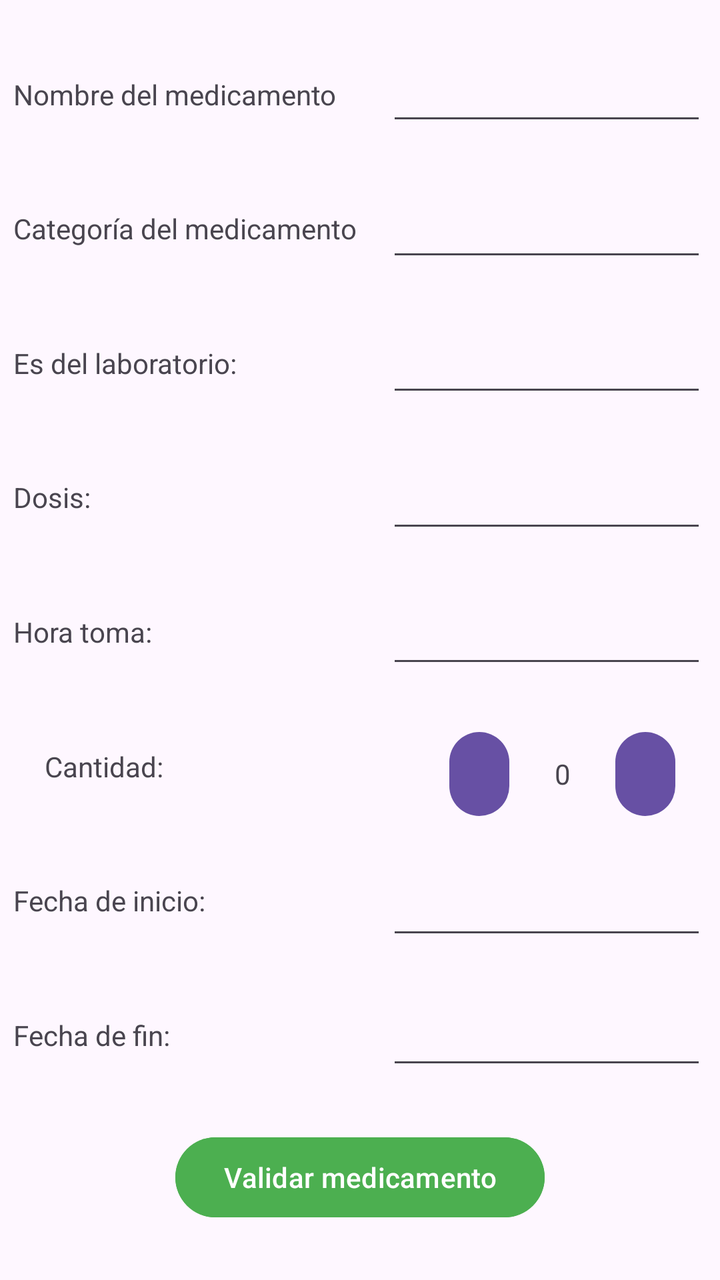
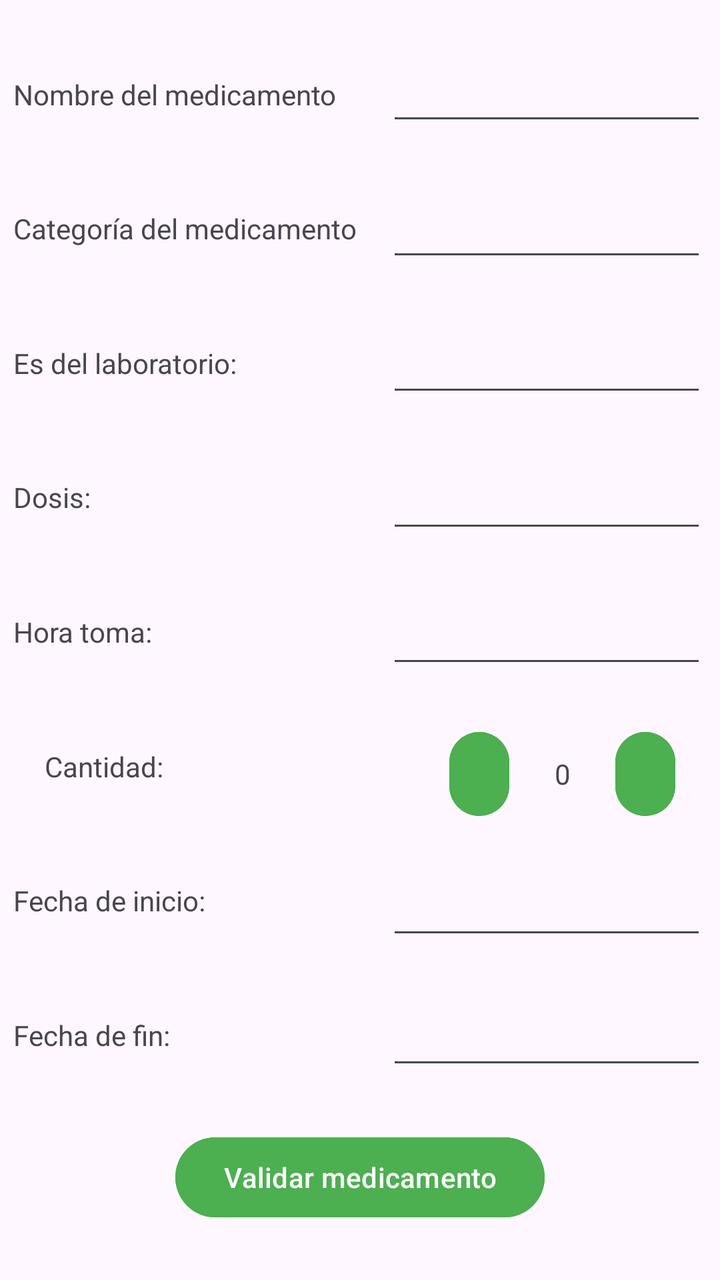

An Android layout rendered at two revisions. The XML below is the earlier revision; the diff shows what the commit changed to produce the second picture.
<!-- AndroidManifest.xml: application theme Theme.ElPastillero -->
<!-- res/layout/actiivity4.xml -->
<?xml version="1.0" encoding="utf-8"?>
<androidx.constraintlayout.widget.ConstraintLayout xmlns:android="http://schemas.android.com/apk/res/android"
    xmlns:app="http://schemas.android.com/apk/res-auto"
    xmlns:tools="http://schemas.android.com/tools"
    android:id="@+id/main"
    android:layout_width="match_parent"
    android:layout_height="match_parent"
    tools:context=".Actiivity4">

    <Button
        android:id="@+id/menos"
        android:layout_width="30dp"
        android:layout_height="50dp"
        android:clickable="true"
        android:text="-"
        android:textSize="24sp"
        app:layout_constraintBottom_toTopOf="@id/inicio"
        app:layout_constraintEnd_toStartOf="@id/cantidad"
        app:layout_constraintStart_toEndOf="@id/lbcantidad"
        app:layout_constraintTop_toBottomOf="@id/horaToma" />

    <EditText
        android:id="@+id/horaToma"
        android:layout_width="160dp"
        android:layout_height="40dp"
        android:ems="10"
        android:inputType="text"
        app:layout_constraintBottom_toTopOf="@id/cantidad"
        app:layout_constraintEnd_toEndOf="parent"
        app:layout_constraintStart_toEndOf="@id/lbHora"
        app:layout_constraintTop_toBottomOf="@id/dosis" />

    <EditText
        android:id="@+id/fin"
        android:layout_width="160dp"
        android:layout_height="40dp"
        android:ems="10"
        android:inputType="text"
        app:layout_constraintBottom_toTopOf="@id/btnValidar"
        app:layout_constraintEnd_toEndOf="parent"
        app:layout_constraintStart_toEndOf="@id/lbFechaI2"
        app:layout_constraintTop_toBottomOf="@id/inicio" />

    <EditText
        android:id="@+id/inicio"
        android:layout_width="160dp"
        android:layout_height="40dp"
        android:ems="10"
        android:inputType="text"
        app:layout_constraintBottom_toTopOf="@id/lbFechaI2"
        app:layout_constraintEnd_toEndOf="parent"
        app:layout_constraintStart_toEndOf="@id/lbFechaI"
        app:layout_constraintTop_toBottomOf="@id/mas" />

    <TextView
        android:id="@+id/lbHora"
        android:layout_width="180dp"
        android:layout_height="40dp"
        android:gravity="center_vertical"
        android:text="Hora toma:"
        app:layout_constraintBottom_toTopOf="@id/lbcantidad"
        app:layout_constraintEnd_toStartOf="@id/horaToma"
        app:layout_constraintStart_toStartOf="parent"
        app:layout_constraintTop_toBottomOf="@id/lbDosis" />

    <TextView
        android:id="@+id/lbCategoría"
        android:layout_width="180dp"
        android:layout_height="40dp"
        android:gravity="center_vertical"
        android:text="Categoría del medicamento"
        app:layout_constraintBottom_toTopOf="@id/lbLaboratorio"
        app:layout_constraintEnd_toStartOf="@id/categoria"
        app:layout_constraintStart_toStartOf="parent"
        app:layout_constraintTop_toBottomOf="@id/lblNMe" />

    <EditText
        android:id="@+id/categoria"
        android:layout_width="160dp"
        android:layout_height="40dp"
        android:ems="10"
        android:inputType="text"
        app:layout_constraintBottom_toTopOf="@id/laboratorio"
        app:layout_constraintEnd_toEndOf="parent"
        app:layout_constraintStart_toEndOf="@id/lbCategoría"
        app:layout_constraintTop_toBottomOf="@id/nombre" />

    <TextView
        android:id="@+id/lblNMe"
        android:layout_width="180dp"
        android:layout_height="40dp"
        android:gravity="center_vertical"
        android:text="Nombre del medicamento"
        app:layout_constraintBottom_toTopOf="@id/lbCategoría"
        app:layout_constraintEnd_toStartOf="@id/nombre"
        app:layout_constraintStart_toStartOf="parent"
        app:layout_constraintTop_toTopOf="parent" />

    <EditText
        android:id="@+id/nombre"
        android:layout_width="160dp"
        android:layout_height="40dp"
        android:ems="10"
        android:inputType="text"
        app:layout_constraintBottom_toTopOf="@id/categoria"
        app:layout_constraintEnd_toEndOf="parent"
        app:layout_constraintStart_toEndOf="@id/lblNMe"
        app:layout_constraintTop_toTopOf="parent" />

    <TextView
        android:id="@+id/lbLaboratorio"
        android:layout_width="180dp"
        android:layout_height="40dp"
        android:gravity="center_vertical"
        android:text="Es del laboratorio:"
        app:layout_constraintBottom_toTopOf="@id/lbDosis"
        app:layout_constraintEnd_toStartOf="@id/laboratorio"
        app:layout_constraintStart_toStartOf="parent"
        app:layout_constraintTop_toBottomOf="@id/lbCategoría" />

    <EditText
        android:id="@+id/laboratorio"
        android:layout_width="160dp"
        android:layout_height="40dp"
        android:ems="10"
        android:inputType="text"
        app:layout_constraintBottom_toTopOf="@id/dosis"
        app:layout_constraintEnd_toEndOf="parent"
        app:layout_constraintStart_toEndOf="@id/lbLaboratorio"
        app:layout_constraintTop_toBottomOf="@id/categoria" />

    <EditText
        android:id="@+id/dosis"
        android:layout_width="160dp"
        android:layout_height="40dp"
        android:ems="10"
        android:inputType="text"
        app:layout_constraintBottom_toTopOf="@id/horaToma"
        app:layout_constraintEnd_toEndOf="parent"
        app:layout_constraintStart_toEndOf="@id/lbDosis"
        app:layout_constraintTop_toBottomOf="@id/laboratorio" />

    <TextView
        android:id="@+id/lbDosis"
        android:layout_width="180dp"
        android:layout_height="40dp"
        android:gravity="center_vertical"
        android:text="Dosis: "
        app:layout_constraintBottom_toTopOf="@id/lbHora"
        app:layout_constraintEnd_toStartOf="@id/dosis"
        app:layout_constraintStart_toStartOf="parent"
        app:layout_constraintTop_toBottomOf="@id/lbLaboratorio" />

    <TextView
        android:id="@+id/lbcantidad"
        android:layout_width="180dp"
        android:layout_height="40dp"
        android:gravity="center_vertical"
        android:text="Cantidad:"
        app:layout_constraintBottom_toTopOf="@id/lbFechaI"
        app:layout_constraintStart_toStartOf="parent"
        app:layout_constraintTop_toBottomOf="@id/lbHora"
        app:layout_constraintEnd_toStartOf="@id/menos"/>

    <Button
        android:id="@+id/mas"
        android:layout_width="30dp"
        android:layout_height="50dp"
        android:text="Más"
        android:textSize="50sp"
        app:layout_constraintBottom_toTopOf="@id/inicio"
        app:layout_constraintTop_toBottomOf="@id/horaToma"
        app:layout_constraintEnd_toEndOf="parent"
        app:layout_constraintStart_toEndOf="@id/cantidad"/>

    <TextView
        android:id="@+id/cantidad"
        android:layout_width="wrap_content"
        android:layout_height="40dp"
        android:gravity="center_vertical"
        android:text="0"
        app:layout_constraintBottom_toTopOf="@id/inicio"
        app:layout_constraintTop_toBottomOf="@id/horaToma"
        app:layout_constraintEnd_toStartOf="@id/mas"
        app:layout_constraintStart_toEndOf="@id/menos"
        />

    <TextView
        android:id="@+id/lbFechaI"
        android:layout_width="180dp"
        android:layout_height="40dp"
        android:gravity="center_vertical"
        android:text="Fecha de inicio:"
        app:layout_constraintBottom_toTopOf="@id/lbFechaI2"
        app:layout_constraintEnd_toStartOf="@id/inicio"
        app:layout_constraintStart_toStartOf="parent"
        app:layout_constraintTop_toBottomOf="@id/lbcantidad" />

    <TextView
        android:id="@+id/lbFechaI2"
        android:layout_width="180dp"
        android:layout_height="40dp"
        android:gravity="center_vertical"
        android:text="Fecha de fin:"
        app:layout_constraintBottom_toTopOf="@id/btnValidar"
        app:layout_constraintEnd_toStartOf="@id/fin"
        app:layout_constraintStart_toStartOf="parent"
        app:layout_constraintTop_toBottomOf="@id/lbFechaI" />

    <Button
        android:id="@+id/btnValidar"
        android:layout_width="wrap_content"
        android:layout_height="wrap_content"
        android:text="Validar medicamento"
        android:backgroundTint="#4CAF50"      app:layout_constraintStart_toStartOf="parent"
        app:layout_constraintEnd_toEndOf="parent"
        app:layout_constraintTop_toBottomOf="@id/lbFechaI2"
        app:layout_constraintBottom_toBottomOf="parent"/>


</androidx.constraintlayout.widget.ConstraintLayout>
<!-- resources referenced by this layout -->
<resources>
  <style name="Theme.ElPastillero" parent="Base.Theme.ElPastillero" />
  <style name="Base.Theme.ElPastillero" parent="Theme.Material3.DayNight.NoActionBar">
          
          
      </style>
</resources>

<!-- the commit's change to res/layout/actiivity4.xml (unified diff, before → after) -->
@@ -13,6 +13,7 @@
         android:layout_height="50dp"
         android:clickable="true"
         android:text="-"
+        android:backgroundTint="#4CAF50"
         android:textSize="24sp"
         app:layout_constraintBottom_toTopOf="@id/inicio"
         app:layout_constraintEnd_toStartOf="@id/cantidad"
@@ -28,7 +29,7 @@
         app:layout_constraintBottom_toTopOf="@id/cantidad"
         app:layout_constraintEnd_toEndOf="parent"
         app:layout_constraintStart_toEndOf="@id/lbHora"
-        app:layout_constraintTop_toBottomOf="@id/dosis" />
+        app:layout_constraintTop_toBottomOf="@id/Dosis" />
 
     <EditText
         android:id="@+id/fin"
@@ -124,13 +125,13 @@
         android:layout_height="40dp"
         android:ems="10"
         android:inputType="text"
-        app:layout_constraintBottom_toTopOf="@id/dosis"
+        app:layout_constraintBottom_toTopOf="@id/Dosis"
         app:layout_constraintEnd_toEndOf="parent"
         app:layout_constraintStart_toEndOf="@id/lbLaboratorio"
         app:layout_constraintTop_toBottomOf="@id/categoria" />
 
     <EditText
-        android:id="@+id/dosis"
+        android:id="@+id/Dosis"
         android:layout_width="160dp"
         android:layout_height="40dp"
         android:ems="10"
@@ -147,7 +148,7 @@
         android:gravity="center_vertical"
         android:text="Dosis: "
         app:layout_constraintBottom_toTopOf="@id/lbHora"
-        app:layout_constraintEnd_toStartOf="@id/dosis"
+        app:layout_constraintEnd_toStartOf="@id/Dosis"
         app:layout_constraintStart_toStartOf="parent"
         app:layout_constraintTop_toBottomOf="@id/lbLaboratorio" />
 
@@ -168,6 +169,7 @@
         android:layout_height="50dp"
         android:text="Más"
         android:textSize="50sp"
+        android:backgroundTint="#4CAF50"
         app:layout_constraintBottom_toTopOf="@id/inicio"
         app:layout_constraintTop_toBottomOf="@id/horaToma"
         app:layout_constraintEnd_toEndOf="parent"
